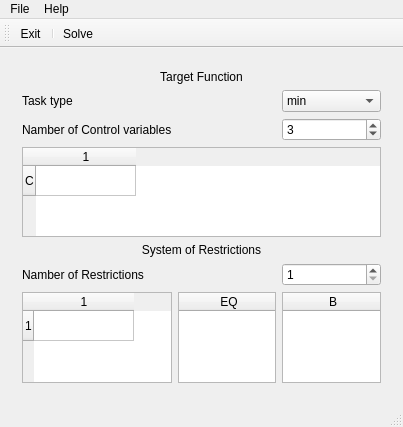
Qt form mainwindow.ui (aleax/simplex) before a commit.
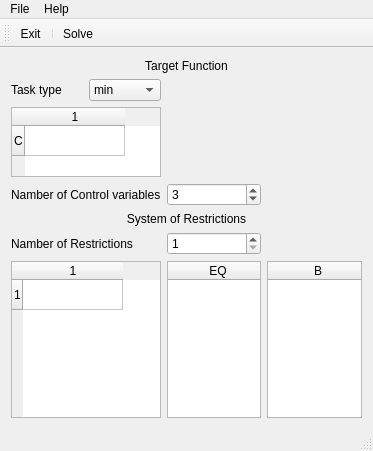
The same form after that commit.

```diff
--- a/mainwindow.ui
+++ b/mainwindow.ui
@@ -6,8 +6,8 @@
    <rect>
     <x>0</x>
     <y>0</y>
-    <width>403</width>
-    <height>427</height>
+    <width>373</width>
+    <height>451</height>
    </rect>
   </property>
   <property name="windowTitle">
@@ -15,36 +15,7 @@
   </property>
   <widget class="QWidget" name="centralWidget">
    <layout class="QGridLayout" name="gridLayout_2">
-    <item row="0" column="0">
-     <widget class="QWidget" name="gridWidget" native="true">
-      <property name="sizePolicy">
-       <sizepolicy hsizetype="Preferred" vsizetype="Preferred">
-        <horstretch>10</horstretch>
-        <verstretch>10</verstretch>
-       </sizepolicy>
-      </property>
-      <layout class="QGridLayout" name="gridLayout">
-       <item row="4" column="0" colspan="3">
-        <widget class="QLabel" name="label_3">
-         <property name="text">
-          <string>System of Restrictions</string>
-         </property>
-         <property name="alignment">
-          <set>Qt::AlignCenter</set>
-         </property>
-        </widget>
-       </item>
-       <item row="5" column="0">
-        <widget class="QLabel" name="label_4">
-         <property name="text">
-          <string>Namber of Restrictions</string>
-         </property>
-         <property name="buddy">
-          <cstring>inputRestrictionsAmount</cstring>
-         </property>
-        </widget>
-       </item>
-       <item row="0" column="0" colspan="3">
+    <item row="0" column="0" colspan="4">
         <widget class="QLabel" name="label">
          <property name="layoutDirection">
           <enum>Qt::LeftToRight</enum>
@@ -63,7 +34,7 @@
          </property>
         </widget>
        </item>
-       <item row="1" column="0">
+    <item row="2" column="0">
         <widget class="QLabel" name="label_2">
          <property name="text">
           <string>Task type</string>
@@ -73,7 +44,21 @@
          </property>
         </widget>
        </item>
-       <item row="1" column="2">
+    <item row="19" column="0" colspan="2">
+     <widget class="QTableWidget" name="tableWidgetA">
+      <row>
+       <property name="text">
+        <string>1</string>
+       </property>
+      </row>
+      <column>
+       <property name="text">
+        <string>1</string>
+       </property>
+      </column>
+     </widget>
+    </item>
+    <item row="2" column="1">
         <widget class="QComboBox" name="inputTaskType">
          <item>
           <property name="text">
@@ -87,14 +72,57 @@
          </item>
         </widget>
        </item>
-       <item row="5" column="2">
-        <widget class="QSpinBox" name="inputRestrictionsAmount">
-         <property name="minimum">
-          <number>1</number>
-         </property>
-        </widget>
-       </item>
-       <item row="2" column="2">
+    <item row="10" column="0" colspan="4">
+     <widget class="QLabel" name="label_3">
+      <property name="text">
+       <string>System of Restrictions</string>
+      </property>
+      <property name="alignment">
+       <set>Qt::AlignCenter</set>
+      </property>
+     </widget>
+    </item>
+    <item row="19" column="3">
+     <widget class="QTableWidget" name="tableWidgetB">
+      <property name="sizePolicy">
+       <sizepolicy hsizetype="Maximum" vsizetype="Expanding">
+        <horstretch>0</horstretch>
+        <verstretch>0</verstretch>
+       </sizepolicy>
+      </property>
+      <column>
+       <property name="text">
+        <string>B</string>
+       </property>
+      </column>
+     </widget>
+    </item>
+    <item row="19" column="2">
+     <widget class="QTableWidget" name="tableWidgetEQ">
+      <property name="sizePolicy">
+       <sizepolicy hsizetype="Maximum" vsizetype="Expanding">
+        <horstretch>0</horstretch>
+        <verstretch>0</verstretch>
+       </sizepolicy>
+      </property>
+      <column>
+       <property name="text">
+        <string>EQ</string>
+       </property>
+      </column>
+     </widget>
+    </item>
+    <item row="12" column="0" colspan="2">
+     <widget class="QLabel" name="label_4">
+      <property name="text">
+       <string>Namber of Restrictions</string>
+      </property>
+      <property name="buddy">
+       <cstring>inputRestrictionsAmount</cstring>
+      </property>
+     </widget>
+    </item>
+    <item row="4" column="2">
         <widget class="QSpinBox" name="inputControlVariables">
          <property name="minimum">
           <number>1</number>
@@ -104,7 +132,37 @@
          </property>
         </widget>
        </item>
-       <item row="2" column="0">
+    <item row="12" column="2">
+     <widget class="QSpinBox" name="inputRestrictionsAmount">
+      <property name="minimum">
+       <number>1</number>
+      </property>
+     </widget>
+    </item>
+    <item row="3" column="0" colspan="2">
+     <widget class="QTableWidget" name="tableWidgetC">
+      <property name="enabled">
+       <bool>true</bool>
+      </property>
+      <property name="sizePolicy">
+       <sizepolicy hsizetype="Expanding" vsizetype="Maximum">
+        <horstretch>0</horstretch>
+        <verstretch>1</verstretch>
+       </sizepolicy>
+      </property>
+      <row>
+       <property name="text">
+        <string>C</string>
+       </property>
+      </row>
+      <column>
+       <property name="text">
+        <string>1</string>
+       </property>
+      </column>
+     </widget>
+    </item>
+    <item row="4" column="0" colspan="2">
         <widget class="QLabel" name="label_5">
          <property name="text">
           <string>Namber of Control variables</string>
@@ -114,58 +172,6 @@
          </property>
         </widget>
        </item>
-       <item row="3" column="0" colspan="3">
-        <widget class="QTableWidget" name="tableWidgetC">
-         <row>
-          <property name="text">
-           <string>C</string>
-          </property>
-         </row>
-         <column>
-          <property name="text">
-           <string>1</string>
-          </property>
-         </column>
-        </widget>
-       </item>
-       <item row="6" column="0">
-        <layout class="QHBoxLayout" name="horizontalLayout"/>
-       </item>
-       <item row="7" column="0">
-        <widget class="QTableWidget" name="tableWidgetA">
-         <row>
-          <property name="text">
-           <string>1</string>
-          </property>
-         </row>
-         <column>
-          <property name="text">
-           <string>1</string>
-          </property>
-         </column>
-        </widget>
-       </item>
-       <item row="7" column="2">
-        <widget class="QTableWidget" name="tableWidgetB">
-         <column>
-          <property name="text">
-           <string>B</string>
-          </property>
-         </column>
-        </widget>
-       </item>
-       <item row="7" column="1">
-        <widget class="QTableWidget" name="tableWidgetEQ">
-         <column>
-          <property name="text">
-           <string>EQ</string>
-          </property>
-         </column>
-        </widget>
-       </item>
-      </layout>
-     </widget>
-    </item>
    </layout>
   </widget>
   <widget class="QMenuBar" name="menuBar">
```
Left out of the diff: 37 changed lines with no effect on the pictures. Lines whose indentation alone changed are shown as unchanged.
